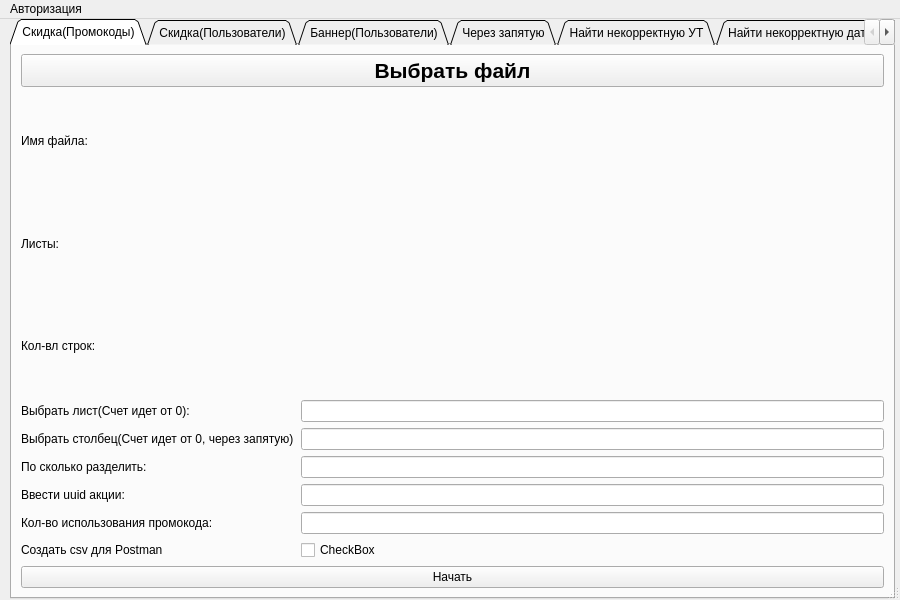
Qt form main.ui (DefuZIQ/pythonProject) before a commit.
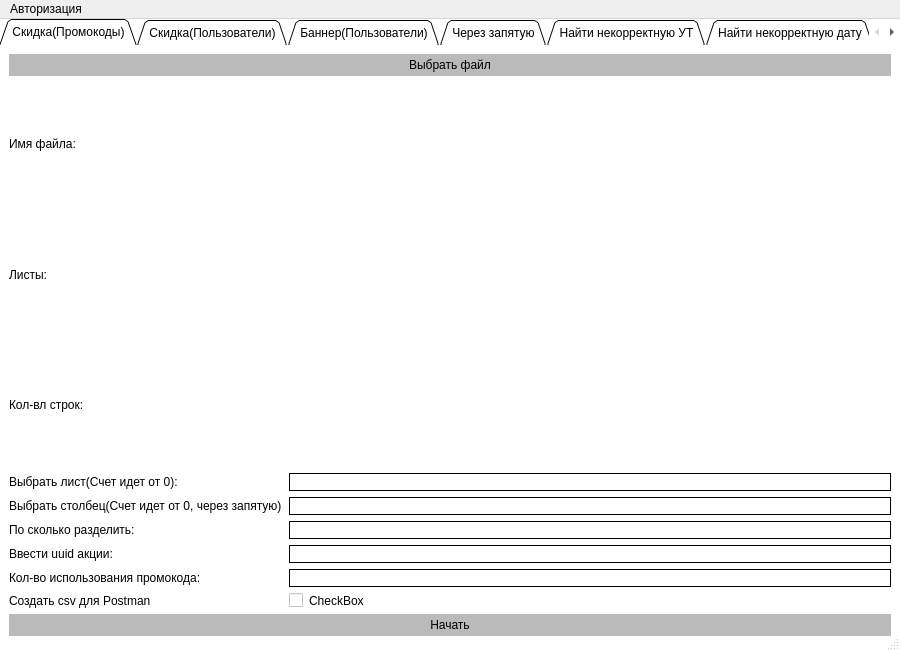
The same form after that commit. Icons and pictures are not drawn.

Commit message: Реализовал модельное окно авторизации

Diff of the .ui file:
```diff
--- a/main.ui
+++ b/main.ui
@@ -2,12 +2,15 @@
 <ui version="4.0">
  <class>MainWindow</class>
  <widget class="QMainWindow" name="MainWindow">
+  <property name="enabled">
+   <bool>true</bool>
+  </property>
   <property name="geometry">
    <rect>
     <x>0</x>
     <y>0</y>
     <width>900</width>
-    <height>600</height>
+    <height>651</height>
    </rect>
   </property>
   <property name="sizePolicy">
@@ -19,13 +22,13 @@
   <property name="minimumSize">
    <size>
     <width>900</width>
-    <height>600</height>
+    <height>651</height>
    </size>
   </property>
   <property name="maximumSize">
    <size>
     <width>900</width>
-    <height>600</height>
+    <height>651</height>
    </size>
   </property>
   <property name="windowTitle">
@@ -44,7 +47,13 @@
    <property name="minimumSize">
     <size>
      <width>900</width>
-     <height>600</height>
+     <height>651</height>
+    </size>
+   </property>
+   <property name="maximumSize">
+    <size>
+     <width>900</width>
+     <height>651</height>
     </size>
    </property>
    <property name="layoutDirection">
@@ -56,10 +65,10 @@
     </property>
     <property name="geometry">
      <rect>
-      <x>10</x>
+      <x>0</x>
       <y>0</y>
-      <width>885</width>
-      <height>580</height>
+      <width>900</width>
+      <height>650</height>
      </rect>
     </property>
     <property name="sizePolicy">
@@ -70,8 +79,14 @@
     </property>
     <property name="minimumSize">
      <size>
-      <width>885</width>
-      <height>580</height>
+      <width>900</width>
+      <height>650</height>
+     </size>
+    </property>
+    <property name="maximumSize">
+     <size>
+      <width>900</width>
+      <height>650</height>
      </size>
     </property>
     <property name="mouseTracking">
@@ -95,6 +110,10 @@
     <property name="autoFillBackground">
      <bool>false</bool>
     </property>
+    <property name="styleSheet">
+     <string notr="true">border: 0px;
+background-color: rgb(255, 255, 255);</string>
+    </property>
     <property name="tabShape">
      <enum>QTabWidget::Triangular</enum>
     </property>
@@ -107,14 +126,23 @@
       <height>20</height>
      </size>
     </property>
+    <property name="elideMode">
+     <enum>Qt::ElideNone</enum>
+    </property>
     <property name="tabBarAutoHide">
      <bool>false</bool>
     </property>
     <widget class="QWidget" name="tab">
      <property name="minimumSize">
       <size>
-       <width>835</width>
-       <height>520</height>
+       <width>900</width>
+       <height>550</height>
+      </size>
+     </property>
+     <property name="maximumSize">
+      <size>
+       <width>900</width>
+       <height>600</height>
       </size>
      </property>
      <attribute name="title">
@@ -167,7 +195,13 @@
          </widget>
         </item>
         <item row="6" column="1">
-         <widget class="QLineEdit" name="lineEdit_3"/>
+         <widget class="QLineEdit" name="lineEdit_3">
+          <property name="styleSheet">
+           <string notr="true">border: 1px solid black;
+box-shadow: inset -10px -10px 15px rgba(255, 255, 255, 0.5), 
+           inset 10px 10px 15px rgba(70, 70, 70, 0.12);</string>
+          </property>
+         </widget>
         </item>
         <item row="3" column="0">
          <widget class="QLabel" name="label_3">
@@ -179,12 +213,8 @@
         <item row="0" column="0" colspan="2">
          <widget class="QPushButton" name="pushButton">
           <property name="styleSheet">
-           <string notr="true">QPushButton {
-	border: solid,
-	font-family: Rubik;
-	font-size: 16pt;
-	font-weight: 600;
-}</string>
+           <string notr="true">background-color: rgb(186, 186, 186);
+border: 4px solid rgb(186, 186, 186);</string>
           </property>
           <property name="text">
            <string>Выбрать файл</string>
@@ -199,7 +229,13 @@
          </widget>
         </item>
         <item row="8" column="1">
-         <widget class="QLineEdit" name="lineEdit_5"/>
+         <widget class="QLineEdit" name="lineEdit_5">
+          <property name="styleSheet">
+           <string notr="true">border: 1px solid black;
+box-shadow: inset -10px -10px 15px rgba(255, 255, 255, 0.5), 
+           inset 10px 10px 15px rgba(70, 70, 70, 0.12);</string>
+          </property>
+         </widget>
         </item>
         <item row="9" column="1">
          <widget class="QCheckBox" name="checkBox">
@@ -209,10 +245,29 @@
          </widget>
         </item>
         <item row="7" column="1">
-         <widget class="QLineEdit" name="lineEdit_4"/>
+         <widget class="QLineEdit" name="lineEdit_4">
+          <property name="styleSheet">
+           <string notr="true">border: 1px solid black;
+box-shadow: inset -10px -10px 15px rgba(255, 255, 255, 0.5), 
+           inset 10px 10px 15px rgba(70, 70, 70, 0.12);</string>
+          </property>
+         </widget>
         </item>
         <item row="4" column="1">
-         <widget class="QLineEdit" name="lineEdit"/>
+         <widget class="QLineEdit" name="lineEdit">
+          <property name="sizePolicy">
+           <sizepolicy hsizetype="Expanding" vsizetype="Fixed">
+            <horstretch>0</horstretch>
+            <verstretch>0</verstretch>
+           </sizepolicy>
+          </property>
+          <property name="styleSheet">
+           <string notr="true">border: 1px solid black;
+box-shadow: inset -10px -10px 15px rgba(255, 255, 255, 0.5), 
+           inset 10px 10px 15px rgba(70, 70, 70, 0.12);
+</string>
+          </property>
+         </widget>
         </item>
         <item row="3" column="1">
          <widget class="QLabel" name="label_12">
@@ -236,7 +291,13 @@
          </widget>
         </item>
         <item row="5" column="1">
-         <widget class="QLineEdit" name="lineEdit_2"/>
+         <widget class="QLineEdit" name="lineEdit_2">
+          <property name="styleSheet">
+           <string notr="true">border: 1px solid black;
+box-shadow: inset -10px -10px 15px rgba(255, 255, 255, 0.5), 
+           inset 10px 10px 15px rgba(70, 70, 70, 0.12);</string>
+          </property>
+         </widget>
         </item>
         <item row="6" column="0">
          <widget class="QLabel" name="label_6">
@@ -269,6 +330,10 @@
       </item>
       <item>
        <widget class="QPushButton" name="start_1">
+        <property name="styleSheet">
+         <string notr="true">background-color: rgb(186, 186, 186);
+border: 4px solid rgb(186, 186, 186);</string>
+        </property>
         <property name="text">
          <string>Начать</string>
         </property>
```
Left out of the diff: 291 changed lines with no effect on the pictures. The commit also changes 3 other files.
